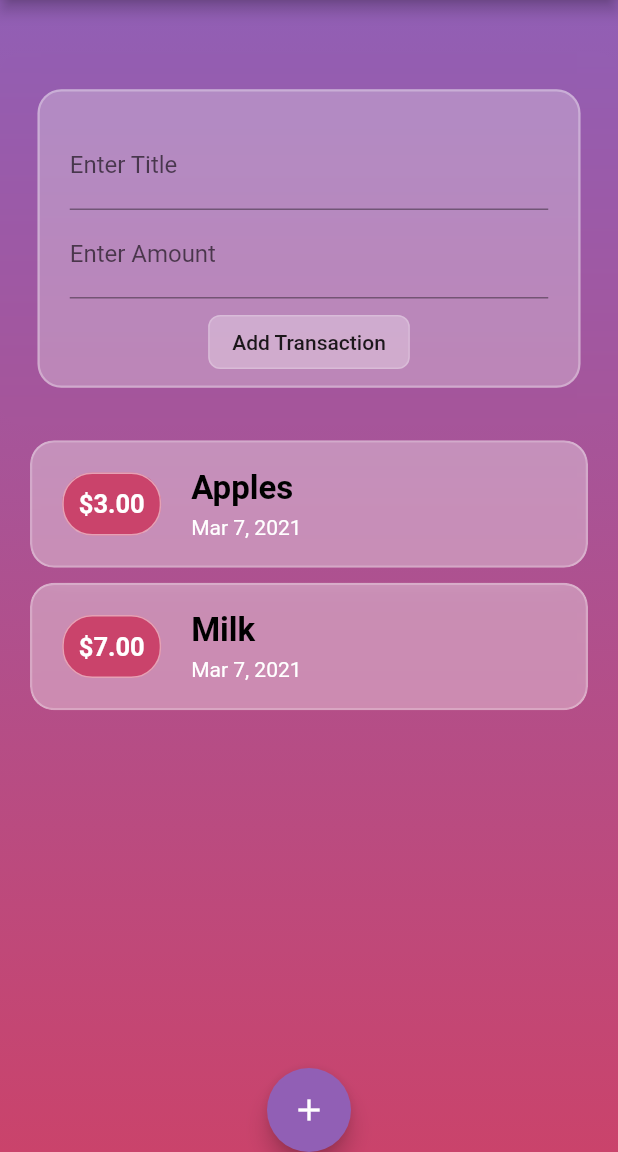
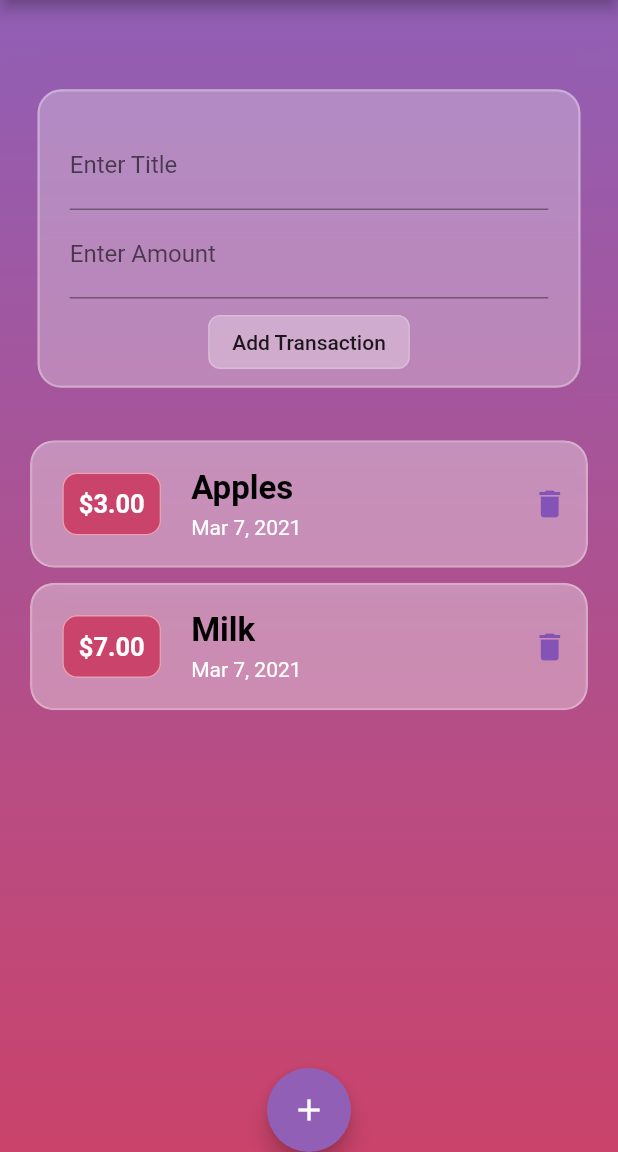
Before and after one commit to Tarlochan5268/MoneyExpensesApp, a Flutter app: the screen it shows after launch, on a phone screen of 412 x 824 dp, the part 84-1236 px from its top. Run offline on Flutter 3.47's test engine with Material 2 defaults, Android fonts, the phone set to English and light mode, and no system bars.

Commit message:
added delete icon to glass tile

```diff
--- a/lib/widgets/glassTile.dart
+++ b/lib/widgets/glassTile.dart
@@ -1,18 +1,22 @@
 import 'dart:ui';
 import 'package:intl/intl.dart';
 import 'package:flutter/material.dart';
+import 'package:money_expenses_app/homepage.dart';
 
 class GlassTile extends StatelessWidget {
   final String id;
   final String title;
   final double amount;
   final DateTime date;
+  final Function deleteTransaction;
 
-  GlassTile(
-      {@required this.id,
-      @required this.title,
-      @required this.amount,
-      @required this.date});
+  GlassTile({
+    @required this.id,
+    @required this.title,
+    @required this.amount,
+    @required this.date,
+    this.deleteTransaction,
+  });
 
   @override
   Widget build(BuildContext context) {
@@ -55,7 +59,7 @@ class GlassTile extends StatelessWidget {
                           decoration: BoxDecoration(
                             color: const Color(0xFFCA436B).withOpacity(1),
                             //color: Colors.white.withOpacity(0.1),
-                            borderRadius: BorderRadius.circular(20),
+                            borderRadius: BorderRadius.circular(10),
                             border: Border.all(
                               width: 1,
                               color: Colors.white.withOpacity(0.5),
@@ -72,7 +76,7 @@ class GlassTile extends StatelessWidget {
                         child: Column(
                           children: [
                             Text(
-                              "$title",
+                              "${title}",
                               style: TextStyle(
                                   color: Colors.black,
                                   fontSize: 22,
@@ -94,6 +98,13 @@ class GlassTile extends StatelessWidget {
                         ),
                       ),
                     ),
+                    IconButton(
+                      icon: Icon(Icons.delete),
+                      color: Colors.deepPurple.withOpacity(0.7),
+                      onPressed: () {
+                        deleteTransaction(id);
+                      },
+                    ),
                   ],
                 ),
               )),
```
